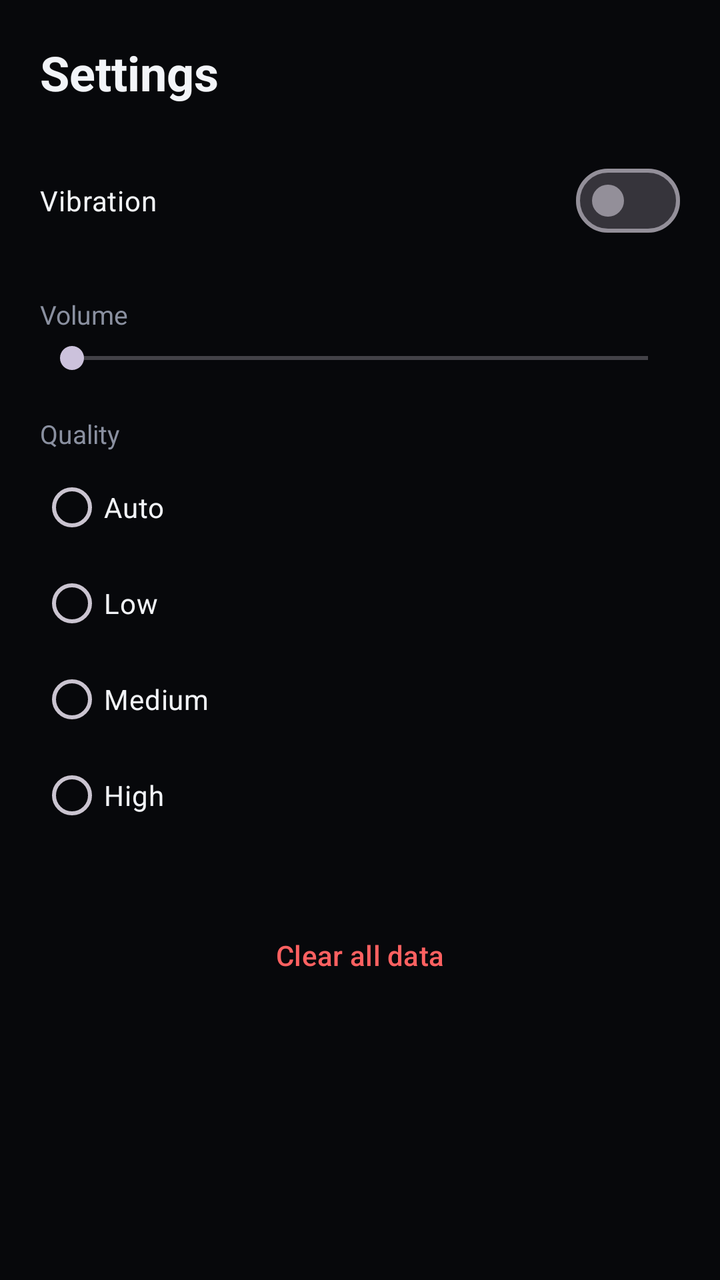
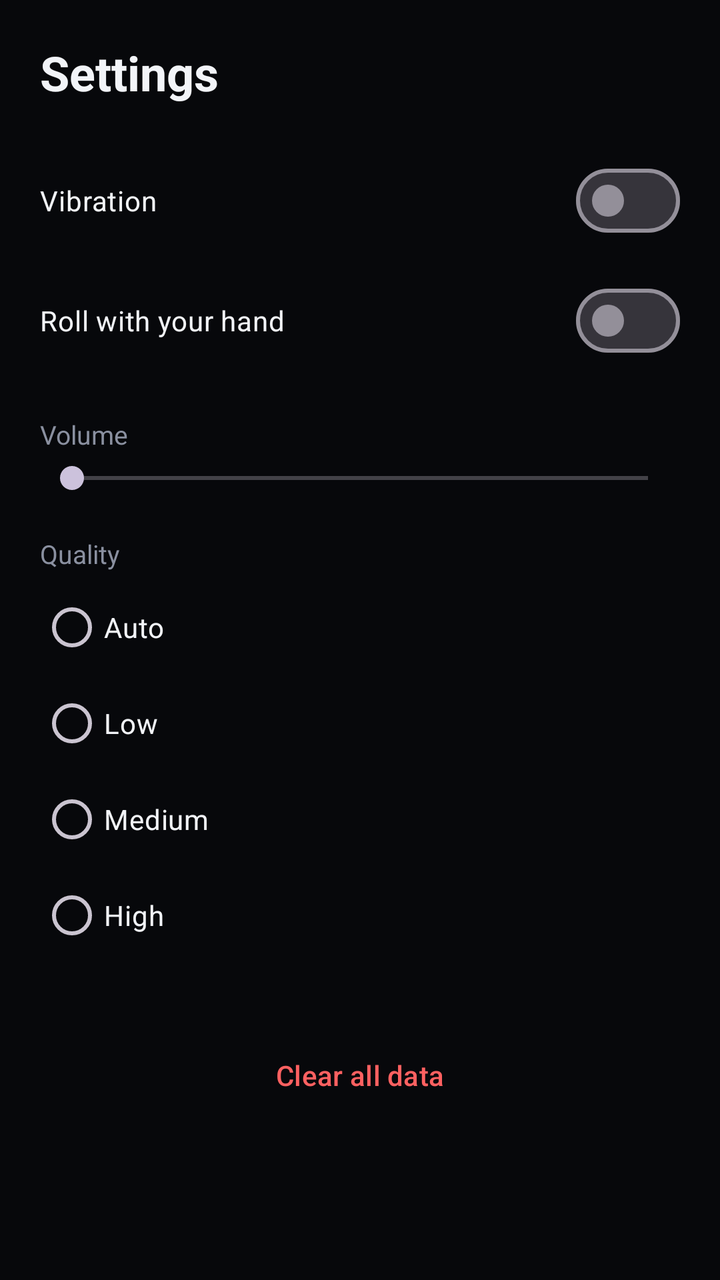

Two renders of the same Android screen: before a commit and after it. Below are the layout's source before the change and the commit's diff.
<!-- AndroidManifest.xml: application theme Theme.WaxBall -->
<!-- res/layout/activity_settings.xml -->
<?xml version="1.0" encoding="utf-8"?>
<ScrollView xmlns:android="http://schemas.android.com/apk/res/android"
    android:layout_width="match_parent"
    android:layout_height="match_parent"
    android:background="@color/surface">

    <LinearLayout
        android:layout_width="match_parent"
        android:layout_height="wrap_content"
        android:orientation="vertical"
        android:padding="20dp">

        <TextView
            android:layout_width="wrap_content"
            android:layout_height="wrap_content"
            android:text="@string/settings_title"
            android:textColor="@color/text_primary"
            android:textSize="24sp"
            android:textStyle="bold" />

        <com.google.android.material.materialswitch.MaterialSwitch
            android:id="@+id/hapticsSwitch"
            android:layout_width="match_parent"
            android:layout_height="wrap_content"
            android:layout_marginTop="24dp"
            android:text="@string/settings_haptics"
            android:textColor="@color/text_primary" />

        <TextView
            android:layout_width="wrap_content"
            android:layout_height="wrap_content"
            android:layout_marginTop="24dp"
            android:text="@string/settings_volume"
            android:textColor="@color/text_muted"
            android:textSize="13sp" />

        <SeekBar
            android:id="@+id/volumeBar"
            android:layout_width="match_parent"
            android:layout_height="wrap_content"
            android:layout_marginTop="4dp"
            android:max="100" />

        <TextView
            android:layout_width="wrap_content"
            android:layout_height="wrap_content"
            android:layout_marginTop="20dp"
            android:text="@string/settings_quality"
            android:textColor="@color/text_muted"
            android:textSize="13sp" />

        <RadioGroup
            android:id="@+id/qualityGroup"
            android:layout_width="match_parent"
            android:layout_height="wrap_content"
            android:layout_marginTop="4dp"
            android:orientation="vertical">

            <RadioButton
                android:id="@+id/qualityAuto"
                android:layout_width="match_parent"
                android:layout_height="wrap_content"
                android:text="@string/settings_quality_auto"
                android:textColor="@color/text_primary" />

            <RadioButton
                android:id="@+id/qualityLow"
                android:layout_width="match_parent"
                android:layout_height="wrap_content"
                android:text="@string/settings_quality_low"
                android:textColor="@color/text_primary" />

            <RadioButton
                android:id="@+id/qualityMedium"
                android:layout_width="match_parent"
                android:layout_height="wrap_content"
                android:text="@string/settings_quality_medium"
                android:textColor="@color/text_primary" />

            <RadioButton
                android:id="@+id/qualityHigh"
                android:layout_width="match_parent"
                android:layout_height="wrap_content"
                android:text="@string/settings_quality_high"
                android:textColor="@color/text_primary" />
        </RadioGroup>

        <Button
            android:id="@+id/resetButton"
            style="@style/Widget.Material3.Button.OutlinedButton"
            android:layout_width="match_parent"
            android:layout_height="wrap_content"
            android:layout_marginTop="32dp"
            android:text="@string/settings_reset"
            android:textColor="@color/danger" />
    </LinearLayout>
</ScrollView>
<!-- resources referenced by this layout -->
<resources>
  <color name="danger">#FF6161</color>
  <color name="surface">#07080B</color>
  <color name="text_muted">#8A90A0</color>
  <color name="text_primary">#F2F4F8</color>
  <string name="settings_haptics">Vibration</string>
  <string name="settings_quality">Quality</string>
  <string name="settings_quality_auto">Auto</string>
  <string name="settings_quality_high">High</string>
  <string name="settings_quality_low">Low</string>
  <string name="settings_quality_medium">Medium</string>
  <string name="settings_reset">Clear all data</string>
  <string name="settings_title">Settings</string>
  <string name="settings_volume">Volume</string>
  <style name="Theme.WaxBall" parent="Theme.Material3.Dark.NoActionBar">
          <item name="android:statusBarColor">@color/surface</item>
          <item name="android:navigationBarColor">@color/surface</item>
          <item name="android:windowBackground">@color/surface</item>
      </style>
</resources>

<!-- the commit's change to res/layout/activity_settings.xml (unified diff, before → after) -->
@@ -24,6 +24,14 @@
             android:layout_height="wrap_content"
             android:layout_marginTop="24dp"
             android:text="@string/settings_haptics"
+            android:textColor="@color/text_primary" />
+
+        <com.google.android.material.materialswitch.MaterialSwitch
+            android:id="@+id/rollingSwitch"
+            android:layout_width="match_parent"
+            android:layout_height="wrap_content"
+            android:layout_marginTop="12dp"
+            android:text="@string/settings_rolling"
             android:textColor="@color/text_primary" />
 
         <TextView
<!-- resource entries referenced after the edit -->
@@ -11,6 +11,7 @@
   <string name="settings_quality_low">Low</string>
   <string name="settings_quality_medium">Medium</string>
   <string name="settings_reset">Clear all data</string>
+  <string name="settings_rolling">Roll with your hand</string>
   <string name="settings_title">Settings</string>
   <string name="settings_volume">Volume</string>
   <style name="Theme.WaxBall" parent="Theme.Material3.Dark.NoActionBar">
